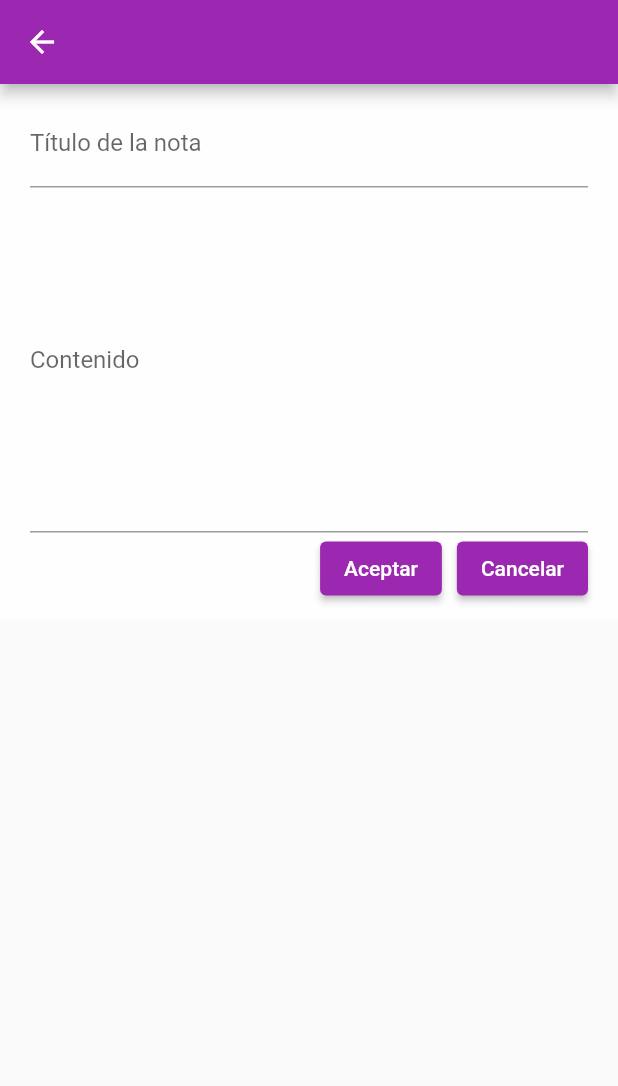
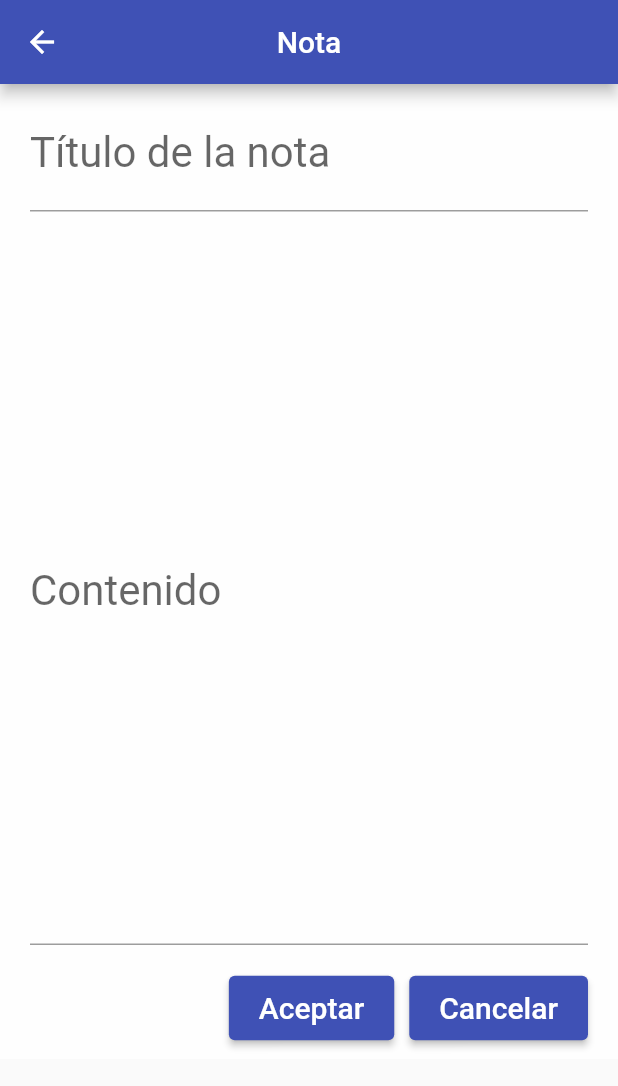
Before and after one commit to AngelDiaaz/notesapp, a Flutter app: the screen it shows after launch, after a tap on the "add" icon, on a phone screen of 412 x 824 dp. Shown: the top 1086 px of the screen. Run offline on Flutter 3.47's test engine with Material 2 defaults, Android fonts, the phone set to English and light mode, and no system bars; our stand-ins replace firebase_core, firebase_database; accounts and stored records are empty.

Commit message:
Modificar notas implementado

```diff
--- a/lib/pages/home.dart
+++ b/lib/pages/home.dart
@@ -22,11 +22,18 @@ class _HomePageState extends State<HomePage> {
           title: const Text('Notas App'),
           centerTitle: true,
         ),
-        floatingActionButton: FloatingActionButton(
-          onPressed: () {
-            Navigator.pushNamed(context, 'nota');
-          },
-          child: const Icon(Icons.add),
+        floatingActionButton: SizedBox(
+          width: 60,
+          height: 60,
+          child: FloatingActionButton(
+            onPressed: () {
+              Navigator.pushNamed(context, 'nota');
+            },
+            child: const Icon(
+              Icons.add,
+              size: 42,
+            ),
+          ),
         ),
         body: FutureBuilder(
             future: state!.getNotes(),
@@ -46,16 +53,21 @@ class _HomePageState extends State<HomePage> {
                         );
                       },
                       child: ListTile(
-                        title: Text(note.title),
-                        subtitle: Text(note.content),
+                        title: Text(
+                          note.title,
+                          style: const TextStyle(fontSize: 18),
+                        ),
+                        subtitle: Text(note.content,
+                            maxLines: 5, style: const TextStyle(fontSize: 14)),
                         trailing: IconButton(
                           icon: const Icon(Icons.delete_outline_outlined),
+                          color: Colors.redAccent,
                           onPressed: () {
                             state!.deleteNote(note.key);
                           },
                         ),
                       ),
-                    )
+                    ),
                 ],
               );
             }));
--- a/lib/pages/new_notes.dart
+++ b/lib/pages/new_notes.dart
@@ -26,7 +26,7 @@ class _NewNoteState extends State<NewNote> {
     final TextEditingController contentController =
         TextEditingController(text: widget.note.content);
     return Scaffold(
-        appBar: AppBar(),
+        appBar: AppBar(title: const Text('Nota'), centerTitle: true),
         body: Container(
           padding: const EdgeInsets.symmetric(horizontal: 20, vertical: 10),
           color: Colors.white70,
@@ -37,8 +37,12 @@ class _NewNoteState extends State<NewNote> {
                   children: [
                     TextFormField(
                       controller: titleController,
-                      decoration:
-                          const InputDecoration(labelText: 'Título de la nota'),
+                      decoration: const InputDecoration(
+                          labelText: 'Título de la nota',
+                          labelStyle: TextStyle(
+                            fontSize: 28.0,
+                          )),
+                      style: const TextStyle(fontSize: 22),
                       validator: (value) {
                         if (value == null || value.isEmpty) {
                           return 'Este campo es requerido';
@@ -46,21 +50,36 @@ class _NewNoteState extends State<NewNote> {
                         return null;
                       },
                     ),
+                    const SizedBox(
+                      height: 20,
+                    ),
                     TextFormField(
                       controller: contentController,
-                      decoration: const InputDecoration(labelText: 'Contenido'),
+                      decoration: const InputDecoration(
+                          labelText: 'Contenido',
+                          labelStyle: TextStyle(
+                            fontSize: 28.0,
+                          )),
+                      style: const TextStyle(fontSize: 18),
                       validator: (value) {
                         if (value == null || value.isEmpty) {
                           return 'Este campo es requerido';
                         }
                         return null;
                       },
-                      maxLines: 10,
+                      maxLines: 20,
+                    ),
+                    const SizedBox(
+                      height: 18,
                     ),
                     Row(
                       mainAxisAlignment: MainAxisAlignment.end,
                       children: [
                         ElevatedButton(
+                            style: ElevatedButton.styleFrom(
+                              padding: const EdgeInsets.symmetric(
+                                  vertical: 10, horizontal: 20),
+                            ),
                             onPressed: () async {
                               final navigator = Navigator.of(context);
                               final messenger = ScaffoldMessenger.of(context);
@@ -97,13 +116,20 @@ class _NewNoteState extends State<NewNote> {
                                 }
                               }
                             },
-                            child: const Text('Aceptar')),
+                            child: const Text(
+                              'Aceptar',
+                              style: TextStyle(fontSize: 20),
+                            )),
                         const SizedBox(
                           width: 10,
                         ),
                         ElevatedButton(
+                            style: ElevatedButton.styleFrom(
+                              padding: const EdgeInsets.symmetric(
+                                  vertical: 10, horizontal: 20),
+                            ),
                             onPressed: () async => Navigator.pop(context),
-                            child: const Text('Cancelar')),
+                            child: const Text('Cancelar', style: TextStyle(fontSize: 20),)),
                       ],
                     ),
                   ],
--- a/lib/values/theme.dart
+++ b/lib/values/theme.dart
@@ -10,7 +10,7 @@ ThemeData myTheme(BuildContext context){
   return ThemeData(
     primaryColor: primary,
     colorScheme: ColorScheme.fromSwatch(
-      primarySwatch: Colors.purple,
+      primarySwatch: Colors.indigo,
     ).copyWith(
       secondary: Colors.indigo,
     )
--- a/pubspec.yaml
+++ b/pubspec.yaml
@@ -39,6 +39,12 @@ dependencies:
   firebase_core: ^2.4.1
   firebase_database: ^10.0.9
   provider: ^6.0.5
+  flutter_launcher_icons: ^0.11.0
+
+flutter_icons:
+  android: "true"
+  ios: true
+  image_path: assets/icon/icon.png"
 
 dev_dependencies:
   flutter_test:
```
Also changed, not shown: assets/icon/icon.png (added), pubspec.lock, 2 other files.
